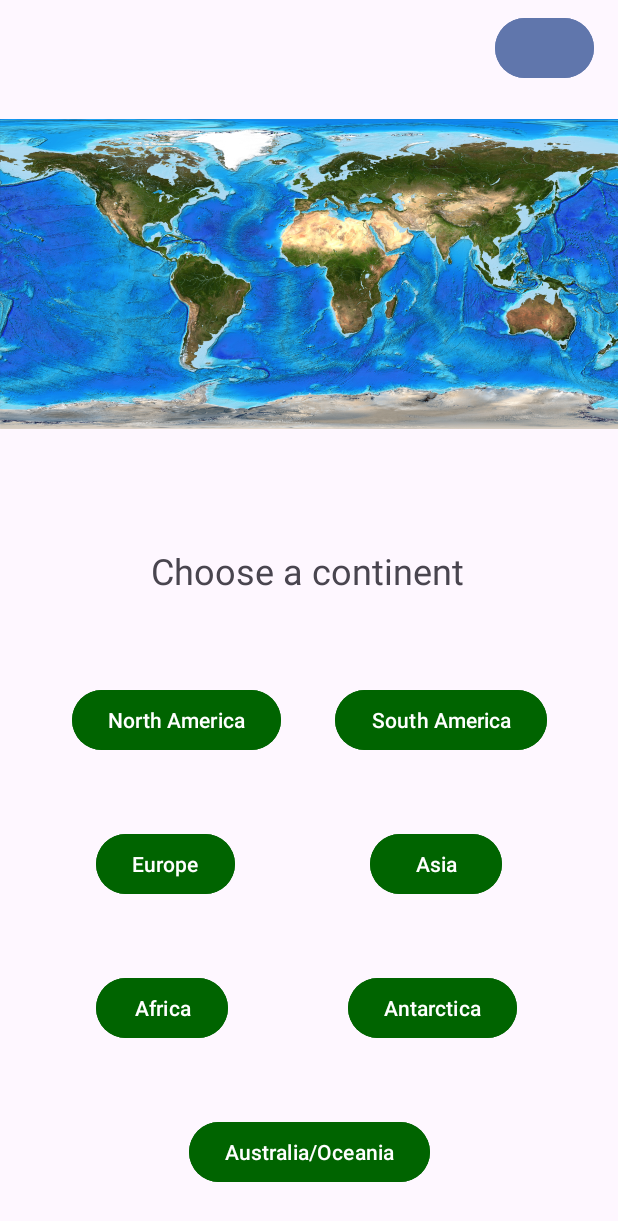
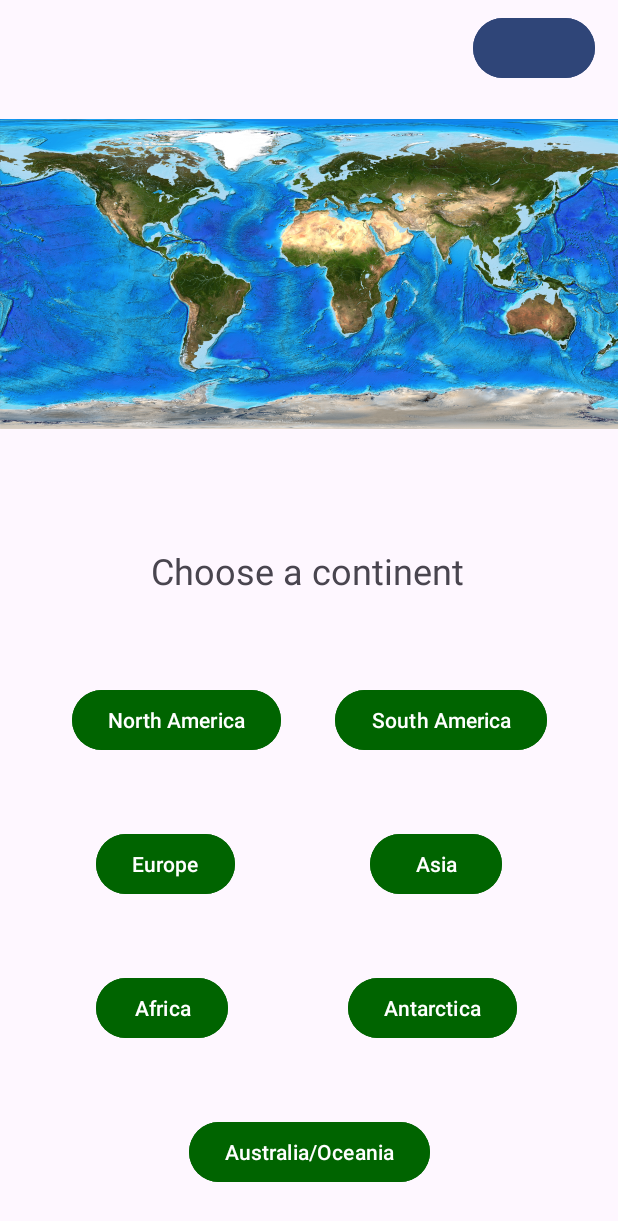
Before and after one commit to KaitlynClay/Geo-FinalProject, an Android app: the MainActivity screen opened directly, with no data from a screen before it, on a phone screen of 412 x 824 dp. Shown: the top 1221 px of the screen. Run offline under Robolectric (Android 15) with nearby library versions, the light colour scheme and no system bars.

Commit message:
user profile btn color and passing first two characters of username

```diff
--- a/app/src/main/java/com/example/geo_finalproject/Login.kt
+++ b/app/src/main/java/com/example/geo_finalproject/Login.kt
@@ -70,7 +70,7 @@ class Login : AppCompatActivity() {
                 else -> {
                     btnLogin.setOnClickListener {
                         val intent = Intent(this, MainActivity::class.java)
-                        intent.putExtra("username", userTxt.toString())
+                        intent.putExtra("username", userTxt.text.toString())
                         startActivity(intent)
                     }
                 }
@@ -82,7 +82,6 @@ class Login : AppCompatActivity() {
         val deUser = "JLennox"
         val deEmail = "jlennox9860@gmail.com"
         val dePass = "password"
-//        val validContinents = listOf(R.string.NA, R.string.SA, R.string.Afr, R.string.Ant, R.string.Ai, R.string.AnO, R.string.Eur)
         val validContinents = listOf<String>("North America", "South America", "Africa", "Asia", "Antarctica", "Australia", "Oceania", "Europe")
 
         return if (nameEntry != deName) {
--- a/app/src/main/res/layout/activity_main.xml
+++ b/app/src/main/res/layout/activity_main.xml
@@ -113,10 +113,10 @@
 
     <Button
         android:id="@+id/idUserBtn"
-        android:layout_width="66dp"
+        android:layout_width="81dp"
         android:layout_height="48dp"
         android:layout_marginTop="8dp"
-        android:backgroundTint="@color/material_dynamic_primary50"
+        android:backgroundTint="@color/material_dynamic_primary30"
         android:textSize="12sp"
         app:layout_constraintEnd_toEndOf="parent"
         app:layout_constraintHorizontal_bias="0.953"
```
